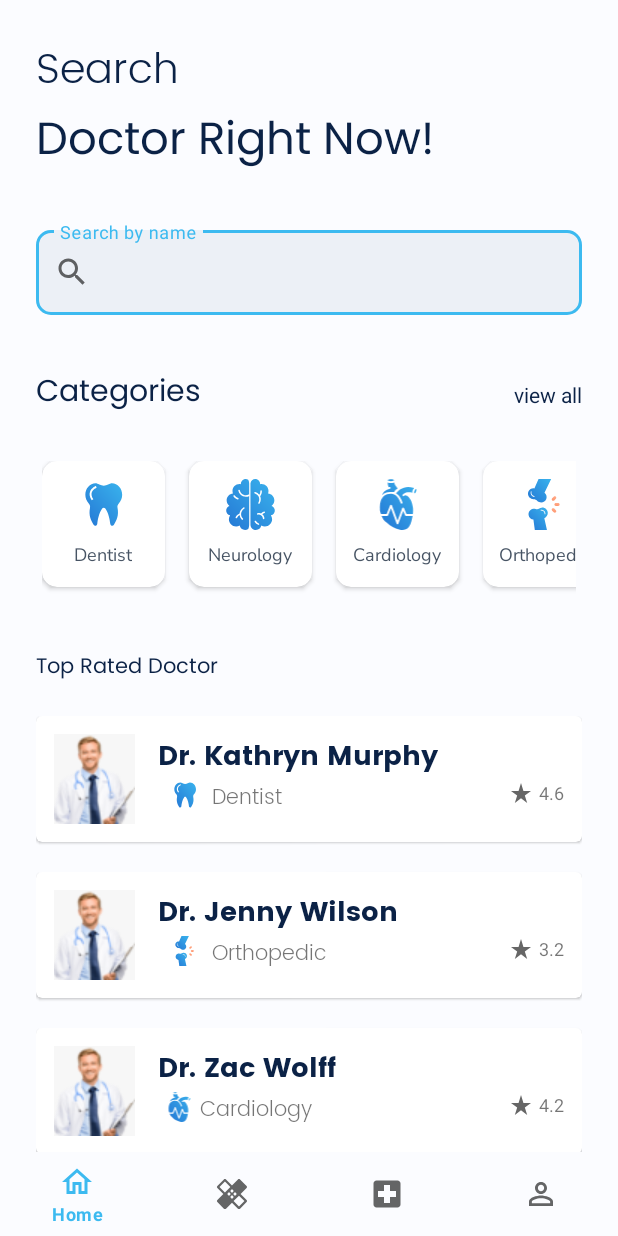
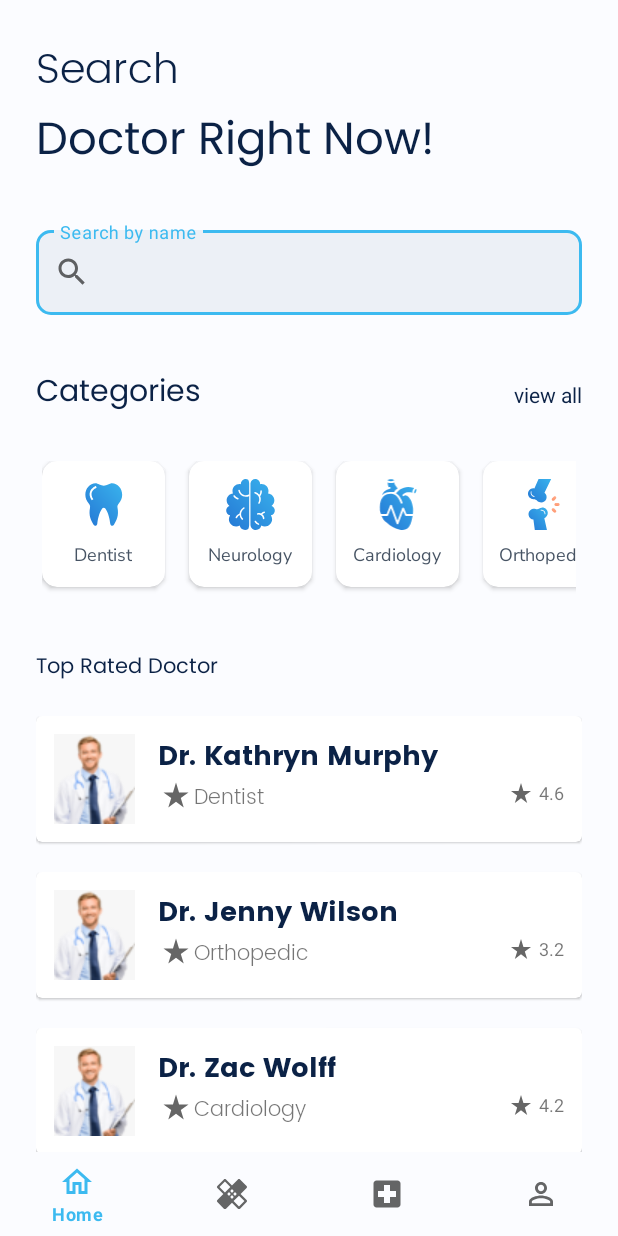
Before and after one commit to BurkClik/doctor-appointment, an Android app: the screen it shows after launch (MainActivity), on a phone screen of 412 x 824 dp. Run offline under Robolectric (Android 15) with nearby library versions, the phone set to English and light mode, and no system bars; our stand-ins replace data binding.

Commit message:
Refactor doctor adapter to view binding

```diff
--- a/app/src/main/java/com/example/doctorappointment/adapter/DoctorAdapter.kt
+++ b/app/src/main/java/com/example/doctorappointment/adapter/DoctorAdapter.kt
@@ -1,40 +1,42 @@
 package com.example.doctorappointment.adapter
 
-import android.content.Context
 import android.view.LayoutInflater
-import android.view.View
 import android.view.ViewGroup
-import android.widget.ImageView
-import android.widget.TextView
+import androidx.recyclerview.widget.DiffUtil
+import androidx.recyclerview.widget.ListAdapter
 import androidx.recyclerview.widget.RecyclerView
 import com.example.doctorappointment.R
 import com.example.doctorappointment.data.local.Doctor
+import com.example.doctorappointment.databinding.DoctorCardBinding
 
-class DoctorAdapter(private val context: Context, private val dataset: List<Doctor>) :
-    RecyclerView.Adapter<DoctorAdapter.DoctorViewHolder>() {
-
-        class DoctorViewHolder(private val view: View) : RecyclerView.ViewHolder(view) {
-            val doctorImage: ImageView = view.findViewById(R.id.doctor_image)
-            val doctorName: TextView = view.findViewById(R.id.doctor_name)
-            val doctorCategory: TextView = view.findViewById(R.id.doctor_category)
-            val doctorCategoryIcon: ImageView = view.findViewById(R.id.doctor_category_icon)
-            val doctorRating: TextView = view.findViewById(R.id.rating_text)
-        }
+class DoctorAdapter : ListAdapter<Doctor, DoctorAdapter.DoctorViewHolder>(DIFF_CALLBACK) {
 
     override fun onCreateViewHolder(parent: ViewGroup, viewType: Int): DoctorViewHolder {
-        val doctorAdapter = LayoutInflater.from(parent.context)
-            .inflate(R.layout.doctor_card, parent, false)
-        return DoctorViewHolder(doctorAdapter)
+        val binding = DoctorCardBinding.inflate(LayoutInflater.from(parent.context), parent, false)
+        return DoctorViewHolder(binding)
     }
 
     override fun onBindViewHolder(holder: DoctorViewHolder, position: Int) {
-        val doctor = dataset[position]
-        holder.doctorImage.setImageResource(doctor.doctorImage)
-        holder.doctorName.text = doctor.doctorName
-        holder.doctorCategory.text = context.resources.getString(doctor.doctorCategory)
-        holder.doctorCategoryIcon.setImageResource(doctor.doctorCategoryIcon)
-        holder.doctorRating.text = doctor.doctorRating
+        holder.bind(getItem(position))
     }
 
-    override fun getItemCount() = dataset.size
+    class DoctorViewHolder(private val binding: DoctorCardBinding) :
+        RecyclerView.ViewHolder(binding.root) {
+            fun bind(doctor: Doctor) {
+                binding.doctorName.text = doctor.doctorName
+                binding.doctorCategory.text = doctor.doctorCategory
+                binding.ratingText.text = doctor.doctorRating
+                binding.doctorImage.setImageResource(R.drawable.doctor_image)
+                binding.doctorCategoryIcon.setImageResource(R.drawable.ic_star_rate)
+            }
+    }
+
+    companion object {
+        var DIFF_CALLBACK = object : DiffUtil.ItemCallback<Doctor>() {
+            override fun areItemsTheSame(oldItem: Doctor, newItem: Doctor) =
+                oldItem.doctorName == newItem.doctorName
+
+            override fun areContentsTheSame(oldItem: Doctor, newItem: Doctor) = oldItem == newItem
+        }
+    }
 }
--- a/app/src/main/java/com/example/doctorappointment/data/local/Doctor.kt
+++ b/app/src/main/java/com/example/doctorappointment/data/local/Doctor.kt
@@ -6,7 +6,7 @@ import androidx.annotation.StringRes
 data class Doctor(
     @DrawableRes val doctorImage: Int,
     val doctorName: String,
-    @StringRes val doctorCategory: Int,
+    val doctorCategory: String,
     @DrawableRes val doctorCategoryIcon: Int,
     val doctorRating: String,
 )
--- a/app/src/main/java/com/example/doctorappointment/data/local/DoctorDatasource.kt
+++ b/app/src/main/java/com/example/doctorappointment/data/local/DoctorDatasource.kt
@@ -9,311 +9,31 @@ class DoctorDatasource {
             Doctor(
                 R.drawable.doctor_image,
                 "Dr. Kathryn Murphy",
-                R.string.dentist,
+                "Dentist",
                 R.drawable.ic_category_mage,
                 "4.6"
             ),
             Doctor(
                 R.drawable.doctor_image,
                 "Dr. Jenny Wilson",
-                R.string.orthopedic,
+                "Orthopedic",
                 R.drawable.ic_orthopedic,
                 "3.2"
             ),
             Doctor(
                 R.drawable.doctor_image,
                 "Dr. Zac Wolff",
-                R.string.cardiology,
+                "Cardiology",
                 R.drawable.ic_cardiology,
                 "4.2"
             ),
             Doctor(
                 R.drawable.doctor_image,
                 "Dr. Stella Kane",
-                R.string.neurology,
+                "Neurology",
                 R.drawable.ic_neurology,
                 "4.7"
             ),
-            Doctor(
-                R.drawable.doctor_image,
-                "Dr. Kathryn Murphy",
-                R.string.dentist,
-                R.drawable.ic_category_mage,
-                "4.6"
-            ),
-            Doctor(
-                R.drawable.doctor_image,
-                "Dr. Jenny Wilson",
-                R.string.orthopedic,
-                R.drawable.ic_orthopedic,
-                "3.2"
-            ),
-            Doctor(
-                R.drawable.doctor_image,
-                "Dr. Zac Wolff",
-                R.string.cardiology,
-                R.drawable.ic_cardiology,
-                "4.2"
-            ),
-            Doctor(
-                R.drawable.doctor_image,
-                "Dr. Stella Kane",
-                R.string.neurology,
-                R.drawable.ic_neurology,
-                "4.7"
-            ),
-            Doctor(
-                R.drawable.doctor_image,
-                "Dr. Kathryn Murphy",
-                R.string.dentist,
-                R.drawable.ic_category_mage,
-                "4.6"
-            ),
-            Doctor(
-                R.drawable.doctor_image,
-                "Dr. Jenny Wilson",
-                R.string.orthopedic,
-                R.drawable.ic_orthopedic,
-                "3.2"
-            ),
-            Doctor(
-                R.drawable.doctor_image,
-                "Dr. Zac Wolff",
-                R.string.cardiology,
-                R.drawable.ic_cardiology,
-                "4.2"
-            ),
-            Doctor(
-                R.drawable.doctor_image,
-                "Dr. Stella Kane",
-                R.string.neurology,
-                R.drawable.ic_neurology,
-                "4.7"
-            ),
-            Doctor(
-                R.drawable.doctor_image,
-                "Dr. Kathryn Murphy",
-                R.string.dentist,
-                R.drawable.ic_category_mage,
-                "4.6"
-            ),
-            Doctor(
-                R.drawable.doctor_image,
-                "Dr. Jenny Wilson",
-                R.string.orthopedic,
-                R.drawable.ic_orthopedic,
-                "3.2"
-            ),
-            Doctor(
-                R.drawable.doctor_image,
-                "Dr. Zac Wolff",
-                R.string.cardiology,
-                R.drawable.ic_cardiology,
-                "4.2"
-            ),
-            Doctor(
-                R.drawable.doctor_image,
-                "Dr. Stella Kane",
-                R.string.neurology,
-                R.drawable.ic_neurology,
-                "4.7"
-            ),
-            Doctor(
-                R.drawable.doctor_image,
-                "Dr. Kathryn Murphy",
-                R.string.dentist,
-                R.drawable.ic_category_mage,
-                "4.6"
-            ),
-            Doctor(
-                R.drawable.doctor_image,
-                "Dr. Jenny Wilson",
-                R.string.orthopedic,
-                R.drawable.ic_orthopedic,
-                "3.2"
-            ),
-            Doctor(
-                R.drawable.doctor_image,
-                "Dr. Zac Wolff",
-                R.string.cardiology,
-                R.drawable.ic_cardiology,
-                "4.2"
-            ),
-            Doctor(
-                R.drawable.doctor_image,
-                "Dr. Stella Kane",
-                R.string.neurology,
-                R.drawable.ic_neurology,
-                "4.7"
-            ),
-            Doctor(
-                R.drawable.doctor_image,
-                "Dr. Kathryn Murphy",
-                R.string.dentist,
-                R.drawable.ic_category_mage,
-                "4.6"
-            ),
-            Doctor(
-                R.drawable.doctor_image,
-                "Dr. Jenny Wilson",
-                R.string.orthopedic,
-                R.drawable.ic_orthopedic,
-                "3.2"
-            ),
-            Doctor(
-                R.drawable.doctor_image,
-                "Dr. Zac Wolff",
-                R.string.cardiology,
-                R.drawable.ic_cardiology,
-                "4.2"
-            ),
-            Doctor(
-                R.drawable.doctor_image,
-                "Dr. Stella Kane",
-                R.string.neurology,
-                R.drawable.ic_neurology,
-                "4.7"
-            ),
-            Doctor(
-                R.drawable.doctor_image,
-                "Dr. Kathryn Murphy",
-                R.string.dentist,
-                R.drawable.ic_category_mage,
-                "4.6"
-            ),
-            Doctor(
-                R.drawable.doctor_image,
-                "Dr. Jenny Wilson",
-                R.string.orthopedic,
-                R.drawable.ic_orthopedic,
-                "3.2"
-            ),
-            Doctor(
-                R.drawable.doctor_image,
-                "Dr. Zac Wolff",
-                R.string.cardiology,
-                R.drawable.ic_cardiology,
-                "4.2"
-            ),
-            Doctor(
-                R.drawable.doctor_image,
-                "Dr. Stella Kane",
-                R.string.neurology,
-                R.drawable.ic_neurology,
-                "4.7"
-            ),
-            Doctor(
-                R.drawable.doctor_image,
-                "Dr. Kathryn Murphy",
-                R.string.dentist,
-                R.drawable.ic_category_mage,
-                "4.6"
-            ),
-            Doctor(
-                R.drawable.doctor_image,
-                "Dr. Jenny Wilson",
-                R.string.orthopedic,
-                R.drawable.ic_orthopedic,
-                "3.2"
-            ),
-            Doctor(
-                R.drawable.doctor_image,
-                "Dr. Zac Wolff",
-                R.string.cardiology,
-                R.drawable.ic_cardiology,
-                "4.2"
-            ),
-            Doctor(
-                R.drawable.doctor_image,
-                "Dr. Stella Kane",
-                R.string.neurology,
-                R.drawable.ic_neurology,
-                "4.7"
-            ),
-            Doctor(
-                R.drawable.doctor_image,
-                "Dr. Kathryn Murphy",
-                R.string.dentist,
-                R.drawable.ic_category_mage,
-                "4.6"
-            ),
-            Doctor(
-                R.drawable.doctor_image,
-                "Dr. Jenny Wilson",
-                R.string.orthopedic,
-                R.drawable.ic_orthopedic,
-                "3.2"
-            ),
-            Doctor(
-                R.drawable.doctor_image,
-                "Dr. Zac Wolff",
-                R.string.cardiology,
-                R.drawable.ic_cardiology,
-                "4.2"
-            ),
-            Doctor(
-                R.drawable.doctor_image,
-                "Dr. Stella Kane",
-                R.string.neurology,
-                R.drawable.ic_neurology,
-                "4.7"
-            ),
-            Doctor(
-                R.drawable.doctor_image,
-                "Dr. Kathryn Murphy",
-                R.string.dentist,
-                R.drawable.ic_category_mage,
-                "4.6"
-            ),
-            Doctor(
-                R.drawable.doctor_image,
-                "Dr. Jenny Wilson",
-                R.string.orthopedic,
-                R.drawable.ic_orthopedic,
-                "3.2"
-            ),
-            Doctor(
-                R.drawable.doctor_image,
-                "Dr. Zac Wolff",
-                R.string.cardiology,
-                R.drawable.ic_cardiology,
-                "4.2"
-            ),
-            Doctor(
-                R.drawable.doctor_image,
-                "Dr. Stella Kane",
-                R.string.neurology,
-                R.drawable.ic_neurology,
-                "4.7"
-            ),
-            Doctor(
-                R.drawable.doctor_image,
-                "Dr. Kathryn Murphy",
-                R.string.dentist,
-                R.drawable.ic_category_mage,
-                "4.6"
-            ),
-            Doctor(
-                R.drawable.doctor_image,
-                "Dr. Jenny Wilson",
-                R.string.orthopedic,
-                R.drawable.ic_orthopedic,
-                "3.2"
-            ),
-            Doctor(
-                R.drawable.doctor_image,
-                "Dr. Zac Wolff",
-                R.string.cardiology,
-                R.drawable.ic_cardiology,
-                "4.2"
-            ),
-            Doctor(
-                R.drawable.doctor_image,
-                "Dr. Stella Kane",
-                R.string.neurology,
-                R.drawable.ic_neurology,
-                "4.7"
-            )
         )
     }
 }
--- a/app/src/main/java/com/example/doctorappointment/ui/home/HomeFragment.kt
+++ b/app/src/main/java/com/example/doctorappointment/ui/home/HomeFragment.kt
@@ -17,8 +17,13 @@ class HomeFragment : Fragment() {
     private var _binding : FragmentHomeBinding? = null
     private val binding get() = _binding!!
 
+    // Category
     private val categoryDatasource = CategoryDatasource().loadCategoryList()
     private val categoryAdapter = CategoryAdapter()
+
+    // Doctor
+    private val doctorDatasource = DoctorDatasource().loadDoctorList()
+    private val doctorAdapter = DoctorAdapter()
 
     override fun onCreateView(
         inflater: LayoutInflater, container: ViewGroup?,
@@ -38,11 +43,9 @@ class HomeFragment : Fragment() {
         }
 
         // Initialize doctor data
-        val doctorData = DoctorDatasource().loadDoctorList()
-
-        val doctorRecyclerView = view.findViewById<RecyclerView>(R.id.recyclerview_doctor)
-        doctorRecyclerView.adapter = DoctorAdapter(view.context, doctorData)
-
-        doctorRecyclerView.setHasFixedSize(true)
+        binding.recyclerviewDoctor.apply {
+            adapter = doctorAdapter
+            doctorAdapter.submitList(doctorDatasource)
+        }
     }
 }
```
